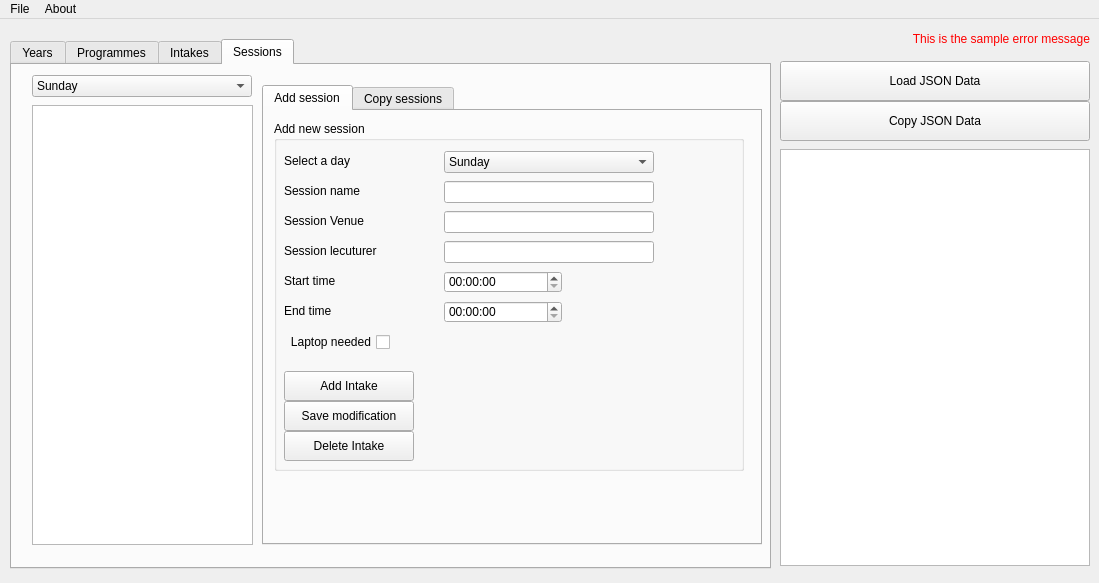
First picture: the form in user-interface-main.ui, repository arkangel-dev/json-hud-py, before the edit.
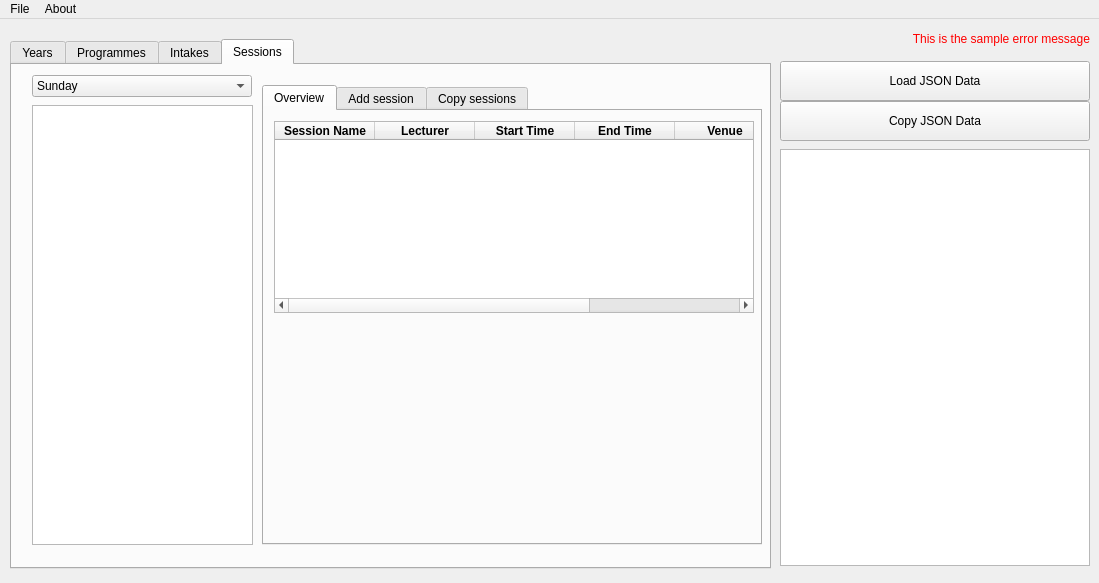
Second picture: the form after the edit. The open tabs and pages were chosen to show the change.

Commit message: Added overview tab and table

What changed in the file:
```diff
--- a/user-interface-main.ui
+++ b/user-interface-main.ui
@@ -493,6 +493,88 @@
       <property name="currentIndex">
        <number>0</number>
       </property>
+      <widget class="QWidget" name="tab_5">
+       <attribute name="title">
+        <string>Overview</string>
+       </attribute>
+       <widget class="QTableWidget" name="table_sessions">
+        <property name="geometry">
+         <rect>
+          <x>10</x>
+          <y>10</y>
+          <width>480</width>
+          <height>192</height>
+         </rect>
+        </property>
+        <column>
+         <property name="text">
+          <string>Session Name</string>
+         </property>
+         <property name="font">
+          <font>
+           <weight>75</weight>
+           <bold>true</bold>
+           <strikeout>false</strikeout>
+          </font>
+         </property>
+        </column>
+        <column>
+         <property name="text">
+          <string>Lecturer</string>
+         </property>
+         <property name="font">
+          <font>
+           <weight>75</weight>
+           <bold>true</bold>
+          </font>
+         </property>
+        </column>
+        <column>
+         <property name="text">
+          <string>Start Time</string>
+         </property>
+         <property name="font">
+          <font>
+           <weight>75</weight>
+           <bold>true</bold>
+          </font>
+         </property>
+        </column>
+        <column>
+         <property name="text">
+          <string>End Time</string>
+         </property>
+         <property name="font">
+          <font>
+           <weight>75</weight>
+           <bold>true</bold>
+          </font>
+         </property>
+        </column>
+        <column>
+         <property name="text">
+          <string>Venue</string>
+         </property>
+         <property name="font">
+          <font>
+           <weight>75</weight>
+           <bold>true</bold>
+          </font>
+         </property>
+        </column>
+        <column>
+         <property name="text">
+          <string>Bring Laptop</string>
+         </property>
+         <property name="font">
+          <font>
+           <weight>75</weight>
+           <bold>true</bold>
+          </font>
+         </property>
+        </column>
+       </widget>
+      </widget>
       <widget class="QWidget" name="tab_3">
        <attribute name="title">
         <string>Add session</string>
```
The commit also changes 2 other files.
